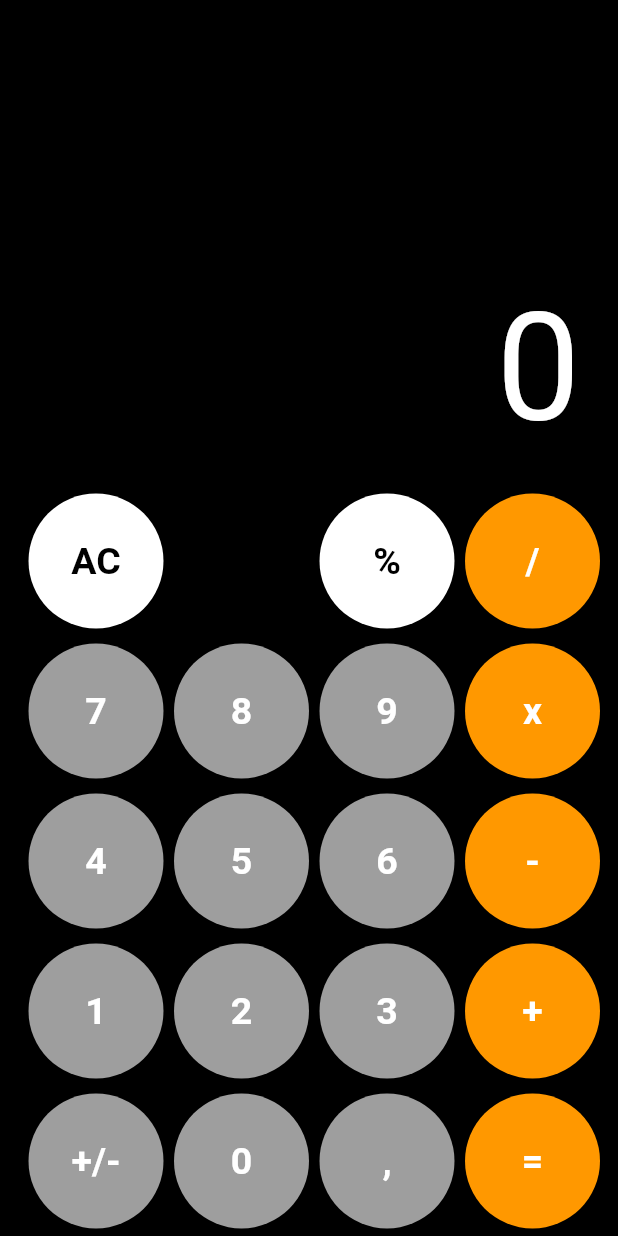
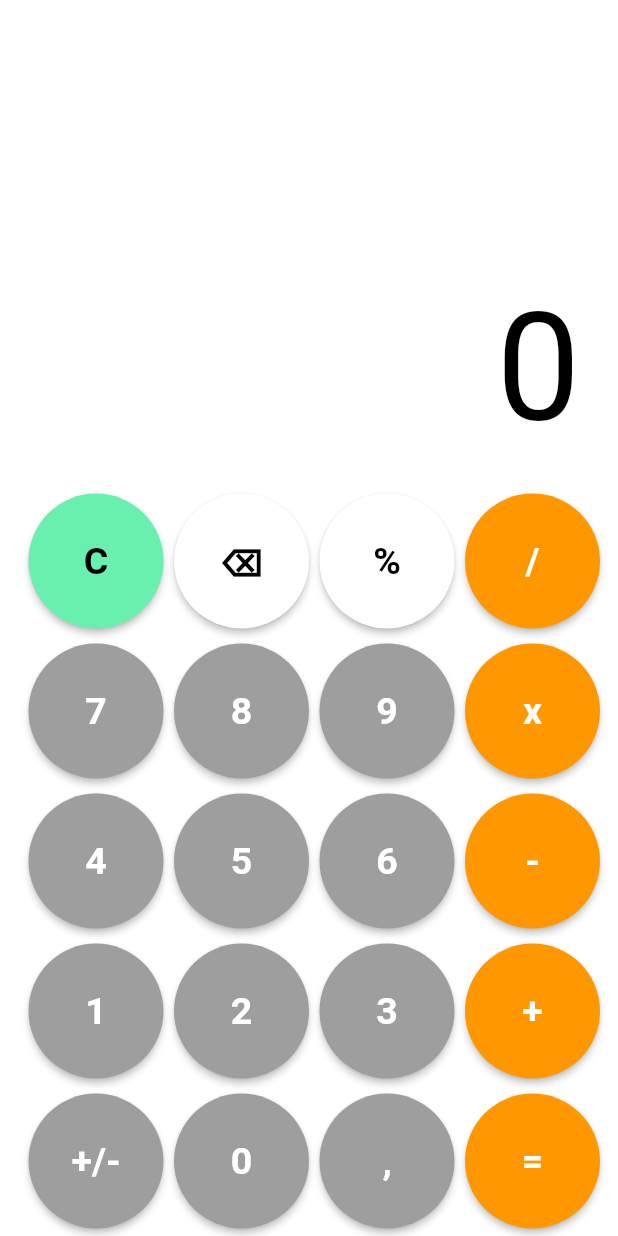
Before and after one commit to michalortmann/calculatorip, a Flutter app: the screen it shows after launch, on a phone screen of 412 x 824 dp. Run offline on Flutter 3.47's test engine with Material 2 defaults, Android fonts, the phone set to English and light mode, and no system bars.

Commit message:
beta design

```diff
--- a/lib/main.dart
+++ b/lib/main.dart
@@ -14,6 +14,7 @@ class MyApp extends StatelessWidget {
       title: 'Calculator',
       theme: ThemeData(
         primarySwatch: Colors.grey,
+
       ),
       home: const MyHomePage(),
     );
@@ -59,7 +60,7 @@ class _MyHomePageState extends State<MyHomePage> {
   Widget build(BuildContext context) {
 
     return Scaffold(
-      backgroundColor: Colors.black,
+      backgroundColor: Colors.white,
       body: Padding(
         padding: EdgeInsets.symmetric(horizontal: 5),
         child: Column(
@@ -70,7 +71,7 @@ class _MyHomePageState extends State<MyHomePage> {
               children: [ Padding(padding: EdgeInsets.all(20),
                 child: Text(text,
                   textAlign: TextAlign.left,
-                  style: TextStyle(color: Colors.white,
+                  style: TextStyle(color: Colors.black,
                       fontSize: 100),
                 ),
               )
@@ -83,12 +84,12 @@ class _MyHomePageState extends State<MyHomePage> {
                 SizedBox(
                   height: 90,
                   width: 90,
-                  child: calcbutton('AC', Colors.white, Colors.black),
+                  child: calcbutton('C', Colors.greenAccent, Colors.black),
                 ),
                 SizedBox(
                   height: 90,
                   width: 90,
-                  child: calcbutton('', Colors.black, Colors.black),
+                  child: calcbutton('⌫', Colors.white, Colors.black),
                 ),
                 SizedBox(
                   height: 90,
@@ -228,7 +229,7 @@ class _MyHomePageState extends State<MyHomePage> {
   void calculation(btnText) {
 
 
-    if(btnText  == 'AC') {
+    if(btnText  == 'C') {
       text ='0';
       numOne = 0;
       numTwo = 0;
```
